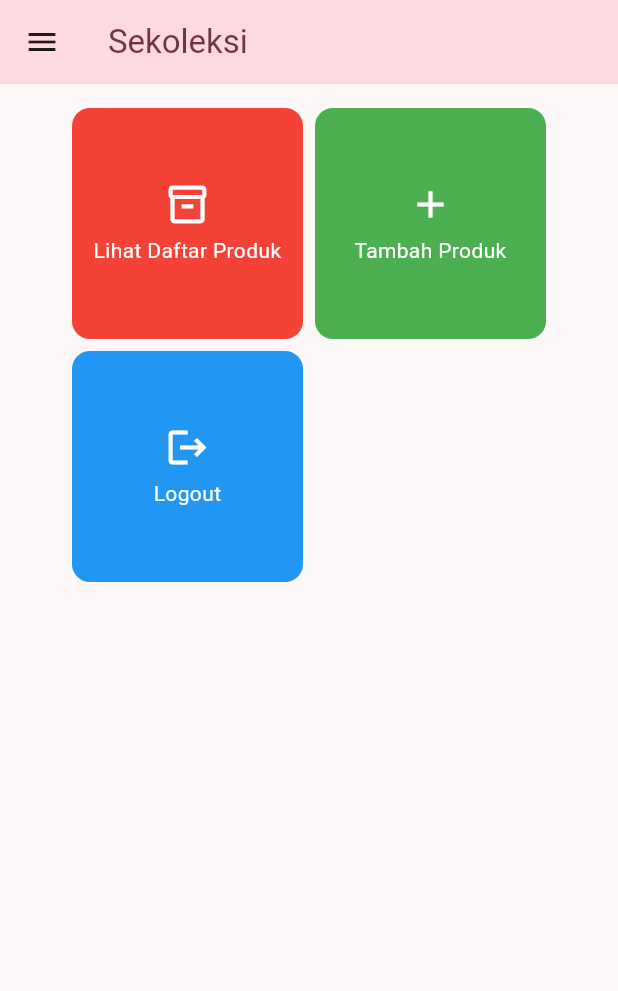
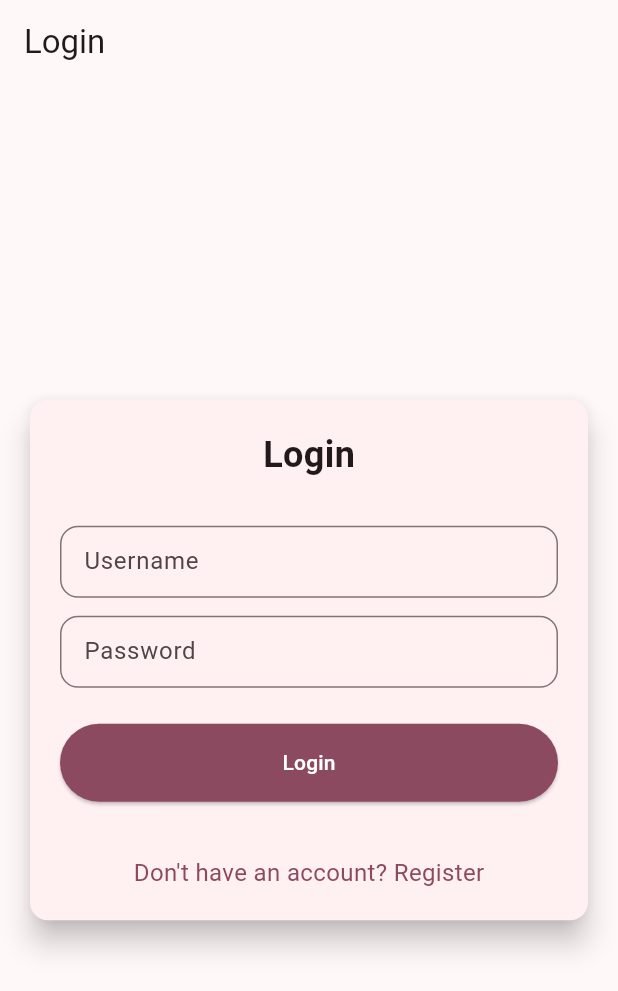
Before and after one commit to secona/sekoleksi-mobile, a Flutter app: the screen it shows after launch, on a phone screen of 412 x 824 dp. Shown: the top 991 px of the screen. Run offline on Flutter 3.47's test engine with Material 3 defaults, Android fonts, the phone set to English and light mode, and no system bars; missing offline and left inert: pbp_django_auth.

Commit message:
feat: tugas 9

```diff
--- a/lib/main.dart
+++ b/lib/main.dart
@@ -1,6 +1,12 @@
 import 'package:flutter/material.dart';
+import 'package:pbp_django_auth/pbp_django_auth.dart';
+import 'package:provider/provider.dart';
 import 'package:sekoleksi_mobile/screens/home.dart';
+import 'package:sekoleksi_mobile/screens/login.dart';
+import 'package:sekoleksi_mobile/screens/product_detail.dart';
 import 'package:sekoleksi_mobile/screens/product_form.dart';
+import 'package:sekoleksi_mobile/screens/product_list.dart';
+import 'package:sekoleksi_mobile/screens/register.dart';
 
 void main() {
   runApp(const MyApp());
@@ -11,17 +17,27 @@
 
   @override
   Widget build(BuildContext context) {
-    return MaterialApp(
+    return Provider(
+      create: (_) {
+        CookieRequest request = CookieRequest();
+        return request;
+      },
+      child: MaterialApp(
         title: 'Sekoleksi',
         theme: ThemeData(
           colorScheme: ColorScheme.fromSeed(seedColor: Colors.black),
           useMaterial3: true,
         ),
-      initialRoute: '/',
+        initialRoute: '/login',
         routes: {
-        '/': (context) => HomePage(),
+          '/product-detail': (context) => ProductDetailPage(ModalRoute.of(context)?.settings.arguments as String),
           '/product-form': (context) => const ProductFormPage(),
-      }
+          '/product-list': (context) => const ProductListPage(),
+          '/register': (context) => const RegisterPage(),
+          '/login': (context) => const LoginPage(),
+          '/home': (context) => HomePage(),
+        },
+      ),
     );
   }
 }
--- /dev/null
+++ b/lib/screens/login.dart
@@ -0,0 +1,164 @@
+import 'package:flutter/material.dart';
+import 'package:pbp_django_auth/pbp_django_auth.dart';
+import 'package:provider/provider.dart';
+
+void main() {
+  runApp(const LoginApp());
+}
+
+class LoginApp extends StatelessWidget {
+  const LoginApp({super.key});
+
+  @override
+  Widget build(BuildContext context) {
+    return MaterialApp(
+      title: 'Login',
+      theme: ThemeData(
+        useMaterial3: true,
+        colorScheme: ColorScheme.fromSwatch(
+          primarySwatch: Colors.deepOrange,
+        ).copyWith(secondary: Colors.deepOrange[400]),
+      ),
+      home: const LoginPage(),
+    );
+  }
+}
+
+class LoginPage extends StatefulWidget {
+  const LoginPage({super.key});
+
+  @override
+  State<LoginPage> createState() => _LoginPageState();
+}
+
+class _LoginPageState extends State<LoginPage> {
+  final TextEditingController _usernameController = TextEditingController();
+  final TextEditingController _passwordController = TextEditingController();
+
+  @override
+  Widget build(BuildContext context) {
+    final request = context.watch<CookieRequest>();
+
+    return Scaffold(
+      appBar: AppBar(
+        title: const Text('Login'),
+      ),
+      body: Center(
+        child: SingleChildScrollView(
+          padding: const EdgeInsets.all(16.0),
+          child: Card(
+            elevation: 8,
+            shape: RoundedRectangleBorder(
+              borderRadius: BorderRadius.circular(12.0),
+            ),
+            child: Padding(
+              padding: const EdgeInsets.all(20.0),
+              child: Column(
+                mainAxisSize: MainAxisSize.min,
+                children: [
+                  const Text(
+                    'Login',
+                    style: TextStyle(
+                      fontSize: 24.0,
+                      fontWeight: FontWeight.bold,
+                    ),
+                  ),
+                  const SizedBox(height: 30.0),
+                  TextField(
+                    controller: _usernameController,
+                    decoration: const InputDecoration(
+                      labelText: 'Username',
+                      hintText: 'Enter your username',
+                      border: OutlineInputBorder(
+                        borderRadius: BorderRadius.all(Radius.circular(12.0)),
+                      ),
+                      contentPadding:
+                          EdgeInsets.symmetric(horizontal: 12.0, vertical: 8.0),
+                    ),
+                  ),
+                  const SizedBox(height: 12.0),
+                  TextField(
+                    controller: _passwordController,
+                    decoration: const InputDecoration(
+                      labelText: 'Password',
+                      hintText: 'Enter your password',
+                      border: OutlineInputBorder(
+                        borderRadius: BorderRadius.all(Radius.circular(12.0)),
+                      ),
+                      contentPadding:
+                          EdgeInsets.symmetric(horizontal: 12.0, vertical: 8.0),
+                    ),
+                    obscureText: true,
+                  ),
+                  const SizedBox(height: 24.0),
+                  ElevatedButton(
+                    onPressed: () async {
+                      String username = _usernameController.text;
+                      String password = _passwordController.text;
+
+                      final response = await request .login("http://localhost:8000/auth/login/", {
+                        'username': username,
+                        'password': password,
+                      });
+
+                      if (request.loggedIn) {
+                        String message = response['message'];
+                        String uname = response['username'];
+                        if (context.mounted) {
+                          Navigator.pushReplacementNamed(context, '/home');
+                          ScaffoldMessenger.of(context)
+                            ..hideCurrentSnackBar()
+                            ..showSnackBar(
+                              SnackBar(content: Text("$message Selamat datang, $uname.")),
+                            );
+                        }
+                      } else {
+                        if (context.mounted) {
+                          showDialog(
+                            context: context,
+                            builder: (context) => AlertDialog(
+                              title: const Text('Login Gagal'),
+                              content: Text(response['message']),
+                              actions: [
+                                TextButton(
+                                  child: const Text('OK'),
+                                  onPressed: () {
+                                    Navigator.pop(context);
+                                  },
+                                ),
+                              ],
+                            ),
+                          );
+                        }
+                      }
+                    },
+                    style: ElevatedButton.styleFrom(
+                      foregroundColor: Colors.white,
+                      minimumSize: const Size(double.infinity, 50),
+                      backgroundColor: Theme.of(context).colorScheme.primary,
+                      padding: const EdgeInsets.symmetric(vertical: 16.0),
+                    ),
+                    child: const Text('Login'),
+                  ),
+                  const SizedBox(height: 36.0),
+                  GestureDetector(
+                    onTap: () {
+                      Navigator.pushNamed(context, '/register');
+                    },
+                    child: Text(
+                      'Don\'t have an account? Register',
+                      style: TextStyle(
+                        color: Theme.of(context).colorScheme.primary,
+                        fontSize: 16.0,
+                      ),
+                    ),
+                  ),
+                ],
+              ),
+            ),
+          ),
+        ),
+      ),
+    );
+  }
+}
--- a/pubspec.yaml
+++ b/pubspec.yaml
@@ -35,6 +35,8 @@
   # The following adds the Cupertino Icons font to your application.
   # Use with the CupertinoIcons class for iOS style icons.
   cupertino_icons: ^1.0.8
+  pbp_django_auth: ^0.4.0
+  provider: ^6.1.2
 
 dev_dependencies:
   flutter_test:
```
Also changed, not shown: lib/models/product.dart (added, +57 -0 lines), lib/screens/home.dart (+31 -4 lines), lib/screens/product_detail.dart (added, +84 -0 lines), lib/screens/product_form.dart (+33 -3 lines), lib/screens/product_list.dart (added, +88 -0 lines), lib/screens/register.dart (added, +157 -0 lines), lib/widgets/left_drawer.dart (+6 -1 lines), pubspec.lock, 1 other file. Lines whose indentation alone changed are shown as unchanged.
